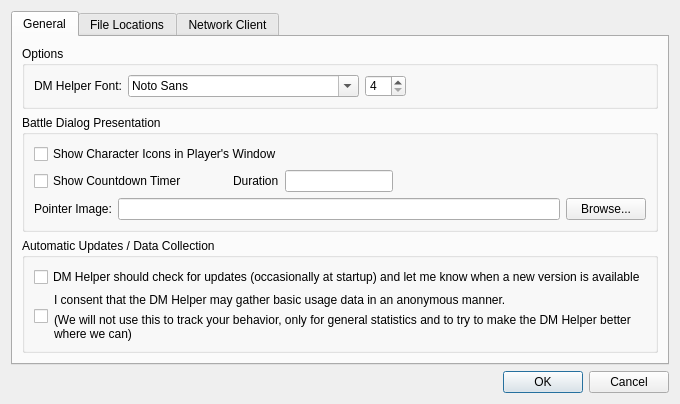
Before: the Qt Designer form DMHelper/src/optionsdialog.ui in MMetze/DMHelper, drawn with Qt 5.
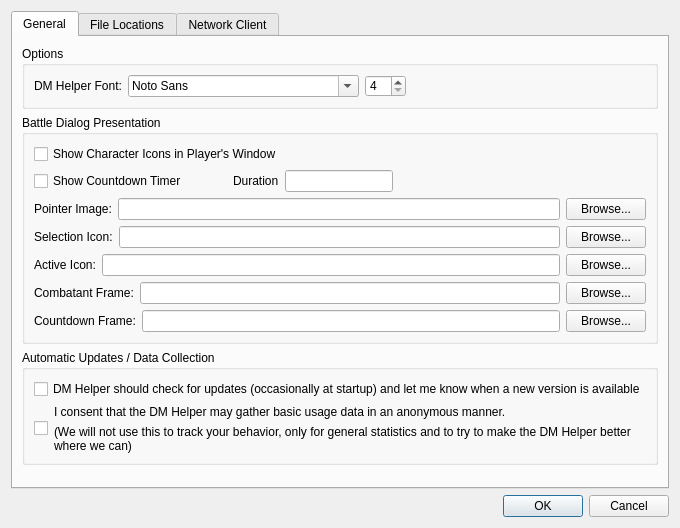
After: the same form once the commit is applied. Icons and pictures are not drawn.

What changed in the file:
```diff
--- a/DMHelper/src/optionsdialog.ui
+++ b/DMHelper/src/optionsdialog.ui
@@ -7,7 +7,7 @@
     <x>0</x>
     <y>0</y>
     <width>626</width>
-    <height>404</height>
+    <height>528</height>
    </rect>
   </property>
   <property name="windowTitle">
@@ -185,6 +185,90 @@
             </item>
            </layout>
           </item>
+          <item>
+           <layout class="QHBoxLayout" name="horizontalLayout_9">
+            <item>
+             <widget class="QLabel" name="label_6">
+              <property name="text">
+               <string>Selection Icon:</string>
+              </property>
+             </widget>
+            </item>
+            <item>
+             <widget class="QLineEdit" name="edtSelectedIcon"/>
+            </item>
+            <item>
+             <widget class="QPushButton" name="btnSelectedIcon">
+              <property name="text">
+               <string>Browse...</string>
+              </property>
+             </widget>
+            </item>
+           </layout>
+          </item>
+          <item>
+           <layout class="QHBoxLayout" name="horizontalLayout_10">
+            <item>
+             <widget class="QLabel" name="label_7">
+              <property name="text">
+               <string>Active Icon:</string>
+              </property>
+             </widget>
+            </item>
+            <item>
+             <widget class="QLineEdit" name="edtActiveIcon"/>
+            </item>
+            <item>
+             <widget class="QPushButton" name="btnActiveIcon">
+              <property name="text">
+               <string>Browse...</string>
+              </property>
+             </widget>
+            </item>
+           </layout>
+          </item>
+          <item>
+           <layout class="QHBoxLayout" name="horizontalLayout_11">
+            <item>
+             <widget class="QLabel" name="label_8">
+              <property name="text">
+               <string>Combatant Frame:</string>
+              </property>
+             </widget>
+            </item>
+            <item>
+             <widget class="QLineEdit" name="edtCombatantFrame"/>
+            </item>
+            <item>
+             <widget class="QPushButton" name="btnCombatantFrame">
+              <property name="text">
+               <string>Browse...</string>
+              </property>
+             </widget>
+            </item>
+           </layout>
+          </item>
+          <item>
+           <layout class="QHBoxLayout" name="horizontalLayout_12">
+            <item>
+             <widget class="QLabel" name="label_9">
+              <property name="text">
+               <string>Countdown Frame:</string>
+              </property>
+             </widget>
+            </item>
+            <item>
+             <widget class="QLineEdit" name="edtCountdownFrame"/>
+            </item>
+            <item>
+             <widget class="QPushButton" name="btnCountdownFrame">
+              <property name="text">
+               <string>Browse...</string>
+              </property>
+             </widget>
+            </item>
+           </layout>
+          </item>
          </layout>
         </widget>
        </item>
```
